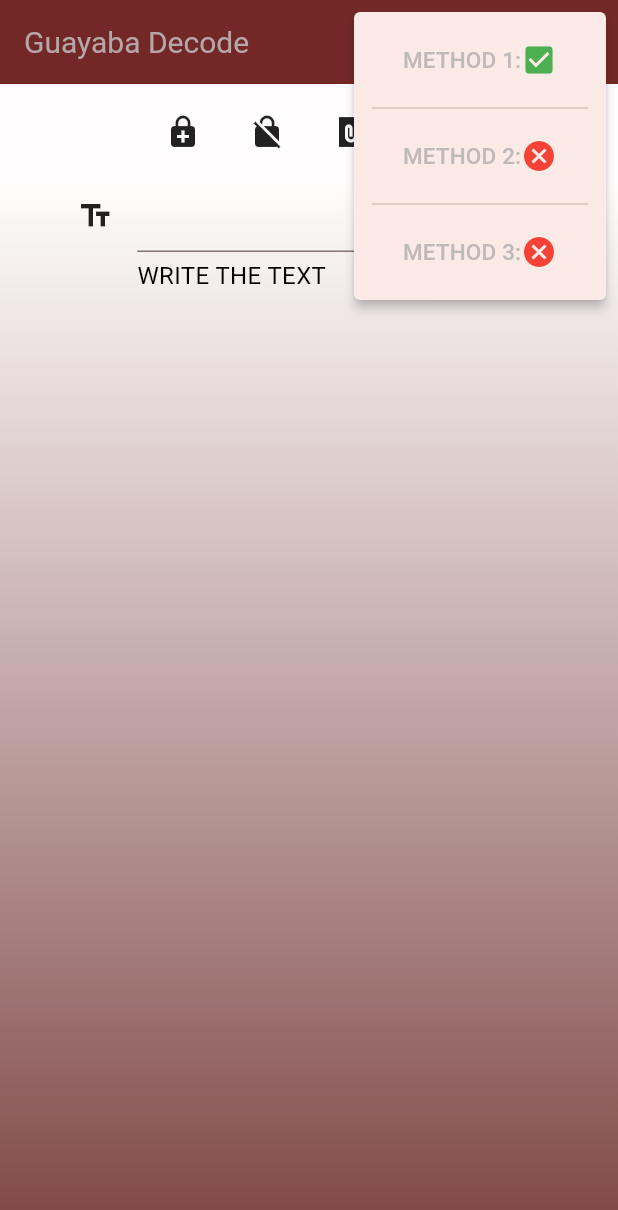
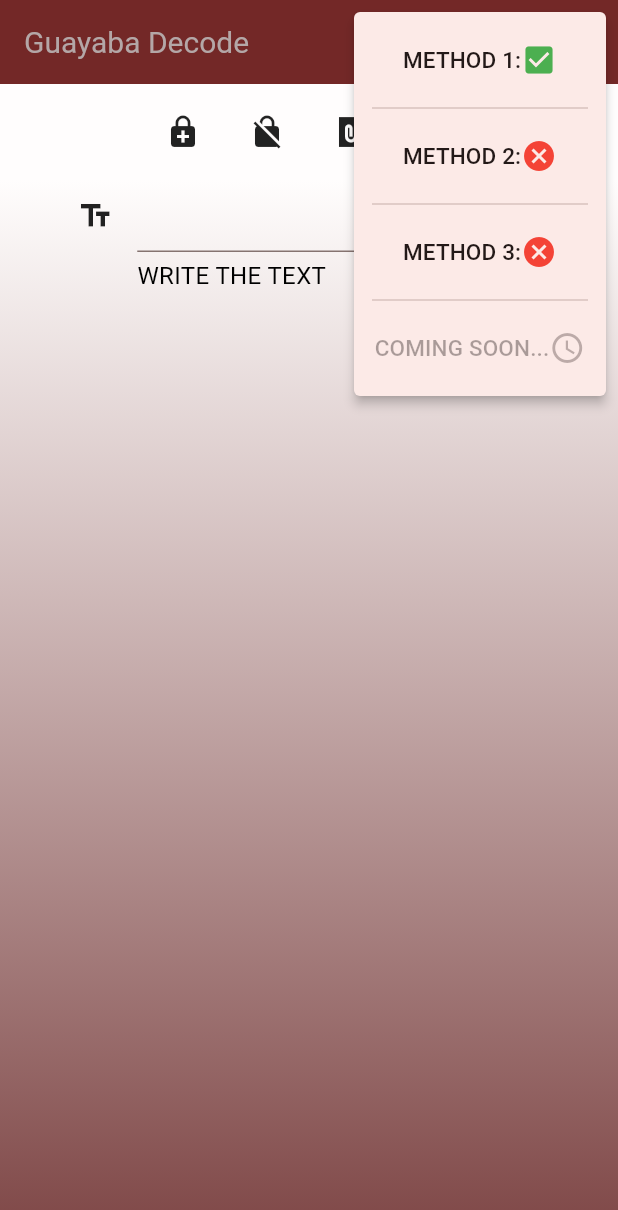
Before and after one commit to ElectroZombie/guayaba_decode, a Flutter app: the screen it shows after launch, after a tap on the "more vert" icon, on a phone screen of 412 x 824 dp. Shown: the top 1210 px of the screen. Run offline on Flutter 3.47's test engine with Material 3 defaults, Android fonts, the phone set to English and light mode, and no system bars; Roboto replaces fonts that are missing (Times new roman).

Commit message:
generado un coming soon

```diff
--- a/lib/widgets/popup_menu_item_list_widget.dart
+++ b/lib/widgets/popup_menu_item_list_widget.dart
@@ -6,21 +6,32 @@ List<PopupMenuItem> popupMenuItemList(
     Map<int, Tuple<Tuple<Function, Function>, IconModel>> M,
     callBackTypeEncrypt) {
   return List.generate(
-    M.length * 2 - 1,
+    M.length * 2 + 1,
     (i) => selectorMenuItem(i, M, callBackTypeEncrypt),
   );
 }
 
 selectorMenuItem(int i, M, callBackTypeEncrypt) {
   if (i % 2 == 0) {
-    return PopupMenuItem(
-        child: Row(mainAxisAlignment: MainAxisAlignment.center, children: [
-          Text("METHOD ${i ~/ 2 + 1}:",
-              style: const TextStyle(
-                  fontSize: 15, color: Color.fromARGB(232, 186, 180, 180))),
-          Icon(M[i / 2 + 1]!.K!.getIcon(), color: M[i / 2 + 1]!.K!.getColor())
-        ]),
-        onTap: () => {callBackTypeEncrypt(i ~/ 2 + 1)});
+    if (i == M.length * 2) {
+      return const PopupMenuItem(
+          enabled: false,
+          child: Row(mainAxisAlignment: MainAxisAlignment.center, children: [
+            Text(
+              "COMING SOON...",
+              style: TextStyle(fontSize: 15),
+              textAlign: TextAlign.end,
+            ),
+            Icon(Icons.watch_later_outlined)
+          ]));
+    } else {
+      return PopupMenuItem(
+          child: Row(mainAxisAlignment: MainAxisAlignment.center, children: [
+            Text("METHOD ${i ~/ 2 + 1}:", style: const TextStyle(fontSize: 15)),
+            Icon(M[i / 2 + 1]!.K!.getIcon(), color: M[i / 2 + 1]!.K!.getColor())
+          ]),
+          onTap: () => {callBackTypeEncrypt(i ~/ 2 + 1)});
+    }
   } else {
     return const PopupMenuItem(
       height: 10,
```
